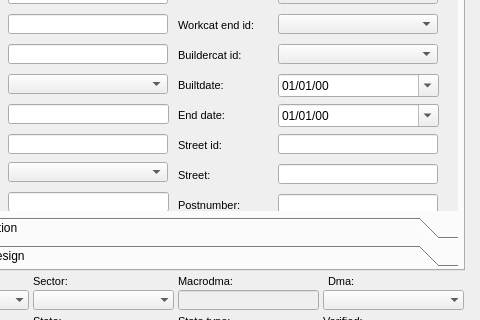
Old version of the form ui/ud_man_gully.ui in the repository Giswater/giswater_qgis_plugin; both pictures show x 127 to 607 and y 299 to 619 of the 607 by 718 pixel window.
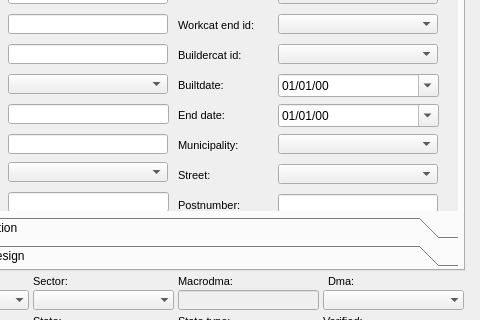
New version of the form. Icons and pictures are not drawn. Custom widgets are drawn as their Qt base class.

```diff
--- a/ui/ud_man_gully.ui
+++ b/ui/ud_man_gully.ui
@@ -689,63 +689,8 @@
         <property name="geometry">
          <rect>
           <x>280</x>
-          <y>300</y>
-          <width>90</width>
-          <height>22</height>
-         </rect>
-        </property>
-        <property name="font">
-         <font>
-          <pointsize>8</pointsize>
-         </font>
-        </property>
-        <property name="frameShape">
-         <enum>QFrame::NoFrame</enum>
-        </property>
-        <property name="frameShadow">
-         <enum>QFrame::Plain</enum>
-        </property>
-        <property name="text">
-         <string>Street id:</string>
-        </property>
-        <property name="textFormat">
-         <enum>Qt::AutoText</enum>
-        </property>
-        <property name="scaledContents">
-         <bool>false</bool>
-        </property>
-        <property name="alignment">
-         <set>Qt::AlignLeading|Qt::AlignLeft|Qt::AlignVCenter</set>
-        </property>
-        <property name="margin">
-         <number>3</number>
-        </property>
-       </widget>
-       <widget class="QLineEdit" name="streetaxis_id">
-        <property name="geometry">
-         <rect>
-          <x>380</x>
-          <y>300</y>
-          <width>160</width>
-          <height>20</height>
-         </rect>
-        </property>
-        <property name="inputMask">
-         <string/>
-        </property>
-        <property name="text">
-         <string/>
-        </property>
-        <property name="frame">
-         <bool>true</bool>
-        </property>
-       </widget>
-       <widget class="QLabel" name="label_streetname">
-        <property name="geometry">
-         <rect>
-          <x>280</x>
           <y>330</y>
-          <width>131</width>
+          <width>90</width>
           <height>22</height>
          </rect>
         </property>
@@ -776,25 +721,6 @@
          <number>3</number>
         </property>
        </widget>
-       <widget class="QLineEdit" name="streetname">
-        <property name="geometry">
-         <rect>
-          <x>380</x>
-          <y>330</y>
-          <width>160</width>
-          <height>20</height>
-         </rect>
-        </property>
-        <property name="inputMask">
-         <string/>
-        </property>
-        <property name="text">
-         <string/>
-        </property>
-        <property name="frame">
-         <bool>true</bool>
-        </property>
-       </widget>
        <widget class="QLabel" name="label_postnumber">
         <property name="geometry">
          <rect>
@@ -1417,6 +1343,62 @@
          </rect>
         </property>
        </widget>
+       <widget class="QLabel" name="label_streetaxis_id_2">
+        <property name="geometry">
+         <rect>
+          <x>280</x>
+          <y>300</y>
+          <width>90</width>
+          <height>22</height>
+         </rect>
+        </property>
+        <property name="font">
+         <font>
+          <pointsize>8</pointsize>
+         </font>
+        </property>
+        <property name="frameShape">
+         <enum>QFrame::NoFrame</enum>
+        </property>
+        <property name="frameShadow">
+         <enum>QFrame::Plain</enum>
+        </property>
+        <property name="text">
+         <string>Municipality:</string>
+        </property>
+        <property name="textFormat">
+         <enum>Qt::AutoText</enum>
+        </property>
+        <property name="scaledContents">
+         <bool>false</bool>
+        </property>
+        <property name="alignment">
+         <set>Qt::AlignLeading|Qt::AlignLeft|Qt::AlignVCenter</set>
+        </property>
+        <property name="margin">
+         <number>3</number>
+        </property>
+       </widget>
+       <widget class="QComboBox" name="muni_id">
+        <property name="geometry">
+         <rect>
+          <x>380</x>
+          <y>300</y>
+          <width>160</width>
+          <height>20</height>
+         </rect>
+        </property>
+       </widget>
+       <widget class="QComboBox" name="streetaxis_id">
+        <property name="geometry">
+         <rect>
+          <x>380</x>
+          <y>330</y>
+          <width>160</width>
+          <height>20</height>
+         </rect>
+        </property>
+       </widget>
       </widget>
       <widget class="QWidget" name="page_14">
        <property name="geometry">
```
Left out of the diff: 32 changed lines with no effect on the pictures.
